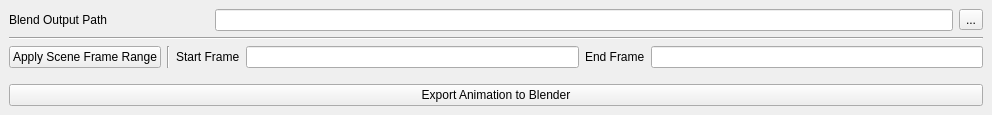
This is python/source/glm/maya/animation/animation_exporter/main_window.ui in getmikyled/GLMPipelineHub as Qt 5 draws it before an edit. The edited form follows.
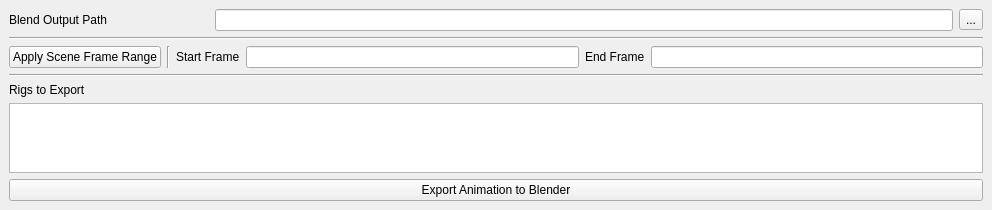
This is the edited form.

Diff of the .ui file:
```diff
--- a/python/source/glm/maya/animation/animation_exporter/main_window.ui
+++ b/python/source/glm/maya/animation/animation_exporter/main_window.ui
@@ -7,7 +7,7 @@
     <x>0</x>
     <y>0</y>
     <width>992</width>
-    <height>115</height>
+    <height>167</height>
    </rect>
   </property>
   <property name="windowTitle">
@@ -97,17 +97,25 @@
      </layout>
     </item>
     <item>
-     <spacer name="verticalSpacer">
+     <widget class="Line" name="line_3">
       <property name="orientation">
-       <enum>Qt::Vertical</enum>
+       <enum>Qt::Horizontal</enum>
       </property>
-      <property name="sizeHint" stdset="0">
-       <size>
-        <width>20</width>
-        <height>40</height>
-       </size>
+     </widget>
+    </item>
+    <item>
+     <widget class="QLabel" name="label">
+      <property name="text">
+       <string>Rigs to Export</string>
       </property>
-     </spacer>
+     </widget>
+    </item>
+    <item>
+     <widget class="QListWidget" name="rig_list_widget">
+      <property name="selectionMode">
+       <enum>QAbstractItemView::ExtendedSelection</enum>
+      </property>
+     </widget>
     </item>
     <item>
      <widget class="QPushButton" name="export_animation_to_blender_button">
```
